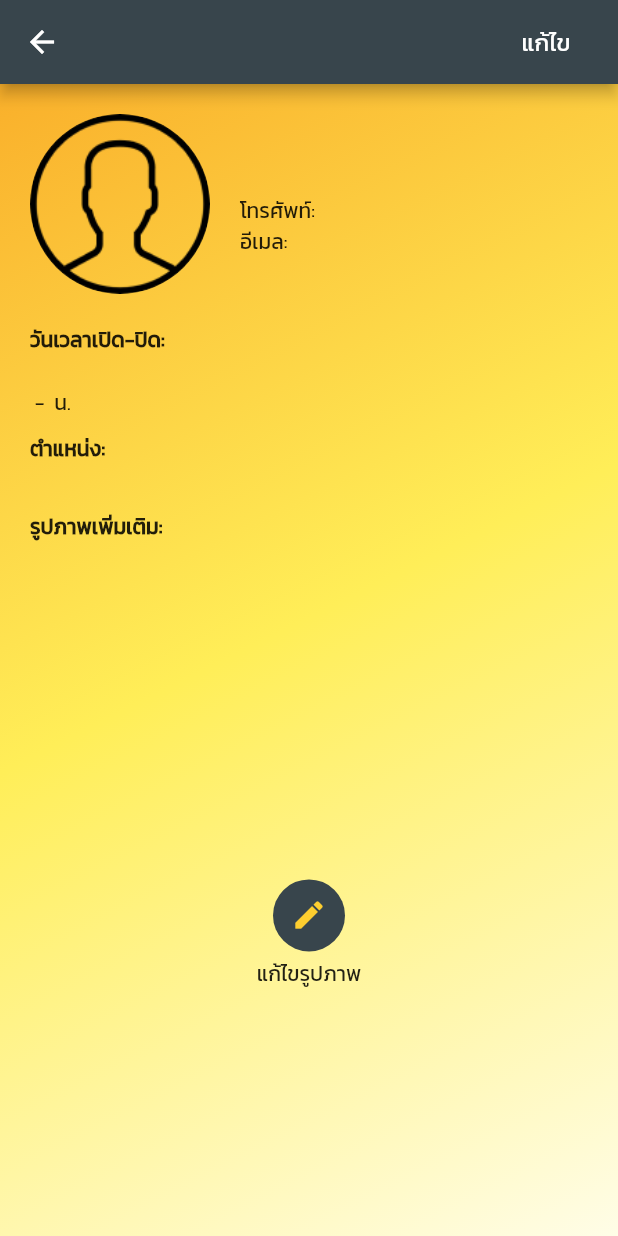
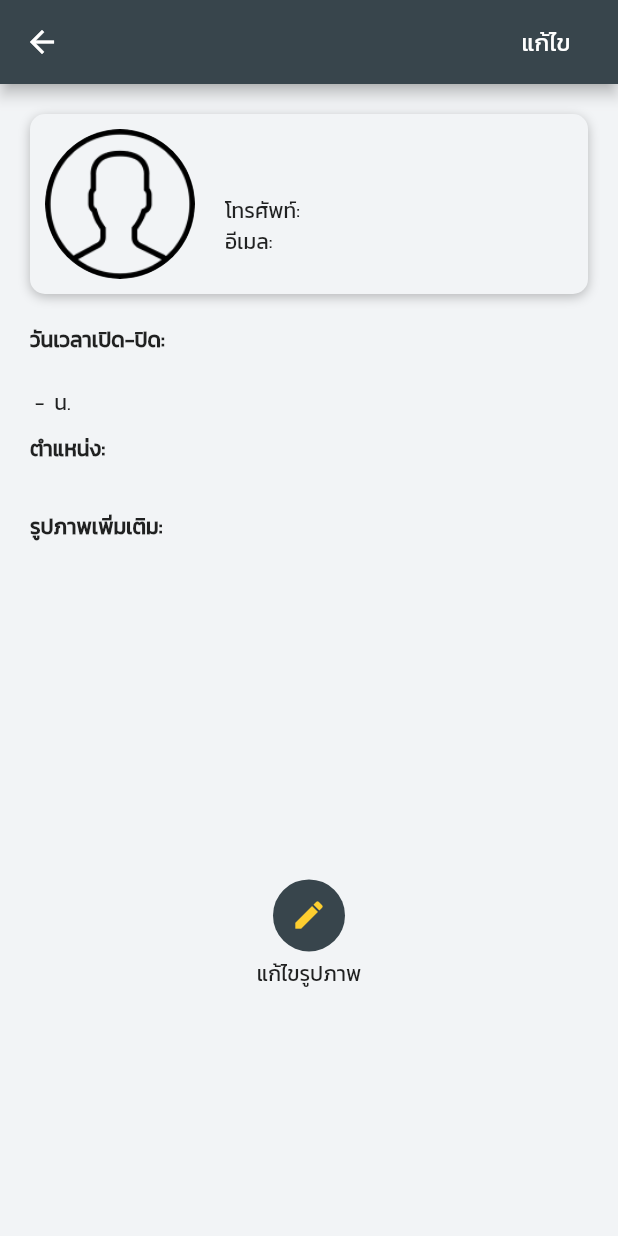
Before and after one commit to jukr3410/RodSiaGarage, a Flutter app: the ProfilePage screen opened directly with empty values, on a phone screen of 412 x 824 dp. Run offline on Flutter 3.47's test engine with Material 2 defaults, Android fonts, the phone set to English and light mode, and no system bars; drawn by our look-alikes of carousel_slider; our stand-ins replace bloc, cached_network_image, equatable, fancy_bottom_navigation, flutter_bloc, flutter_form_builder and 18 more; missing offline and left inert: direct_select, flutter_polyline_points, fswitch, geocoder, map_address_picker, map_pin_picker and 3 more; accounts and stored records are empty.

```diff
--- a/lib/core/repository/garage_repository.dart
+++ b/lib/core/repository/garage_repository.dart
@@ -98,7 +98,7 @@ class GarageRepository {
     return result;
   }
 
-  Future<bool> updateUserImage({required File image}) async {
+  Future<bool> updateGarageImage({required File image}) async {
     return await garageApi.updateGarageImage(image: image);
   }
 }
--- a/lib/profile_feature/bloc/profile_event.dart
+++ b/lib/profile_feature/bloc/profile_event.dart
@@ -51,3 +51,8 @@ class CheckPassword extends ProfileEvent {
   final GarageLogin garageLogin;
   const CheckPassword({required this.garageLogin});
 }
+
+class UploadImage extends ProfileEvent {
+  final File image;
+  const UploadImage({required this.image});
+}
--- a/lib/profile_feature/bloc/profile_state.dart
+++ b/lib/profile_feature/bloc/profile_state.dart
@@ -38,3 +38,6 @@ class CheckPasswordError extends ProfileState {
   final bool status;
   const CheckPasswordError({required this.status});
 }
+
+class UploadImageSuccess extends ProfileState {}
+class UploadImageError extends ProfileState {}
--- a/lib/profile_feature/widgets/ProfilePage.dart
+++ b/lib/profile_feature/widgets/ProfilePage.dart
@@ -23,15 +23,16 @@ class _ProfilePageState extends State<ProfilePage> {
   @override
   Widget build(BuildContext context) {
     return Container(
-      decoration: BoxDecoration(
-          gradient: LinearGradient(
-              begin: Alignment.topLeft,
-              end: Alignment.bottomRight,
-              colors: [
-            Colors.yellow.shade800,
-            Colors.yellow.shade400,
-            Colors.yellow.shade50
-          ])),
+      decoration: BoxDecoration(color: bgColor
+          // gradient: LinearGradient(
+          //     begin: Alignment.topLeft,
+          //     end: Alignment.bottomRight,
+          //     colors: [
+          //   Colors.yellow.shade800,
+          //   Colors.yellow.shade400,
+          //   Colors.yellow.shade50
+          // ])
+          ),
       child: Scaffold(
         resizeToAvoidBottomInset: false,
         appBar: AppBar(
--- a/lib/profile_feature/widgets/infoProfile.dart
+++ b/lib/profile_feature/widgets/infoProfile.dart
@@ -15,7 +15,14 @@ class InfoProfile extends StatefulWidget {
 class _InfoProfileState extends State<InfoProfile> {
   @override
   Widget build(BuildContext context) {
-    return Row(
+    return Container(
+      decoration: BoxDecoration(
+          boxShadow: [boxShadow],
+          borderRadius: borderRadiusMedium,
+          color: bgColor),
+      child: Padding(
+        padding: const EdgeInsets.all(defualtPaddingLow),
+        child: Row(
           children: [
             Flexible(
               flex: 4,
@@ -34,8 +41,8 @@ class _InfoProfileState extends State<InfoProfile> {
               children: [
                 Text(
                   widget.garage.name,
-              style:
-                  TextStyle(fontSize: fontSizeXXl, fontWeight: FontWeight.w600),
+                  style: TextStyle(
+                      fontSize: fontSizeXXl, fontWeight: FontWeight.w600),
                   softWrap: true,
                   maxLines: 1,
                   overflow: TextOverflow.ellipsis,
@@ -59,6 +66,8 @@ class _InfoProfileState extends State<InfoProfile> {
               ],
             )
           ],
+        ),
+      ),
     );
   }
 
@@ -66,7 +75,7 @@ class _InfoProfileState extends State<InfoProfile> {
     if (profileImage == '') {
       return Image.asset(
         tImageAsset('profile-homePage'),
-        width: 120,
+        width: 100,
       );
     } else {
       return CachedNetworkImage(
@@ -76,7 +85,7 @@ class _InfoProfileState extends State<InfoProfile> {
         ),
         errorWidget: (context, url, error) => Icon(Icons.error),
         fit: BoxFit.cover,
-        width: 120,
+        width: 100,
       );
     }
   }
--- a/pubspec.yaml
+++ b/pubspec.yaml
@@ -90,6 +90,7 @@ dependencies:
   time_range_picker: ^2.1.0
   weekday_selector: ^1.0.0
   url_launcher: ^6.0.15
+  multi_image_picker2: ^5.0.02
 
 dev_dependencies:
   flutter_test:
```
Also changed, not shown: lib/home_feature/widgets/carouselImage.dart (+9 -20 lines), lib/profile_feature/bloc/profile_bloc.dart (+15 -0 lines), lib/profile_feature/widgets/editImageGarage.dart (+41 -1 lines), lib/profile_feature/widgets/editProfile.dart (+73 -30 lines), pubspec.lock. Lines whose indentation alone changed are shown as unchanged.
